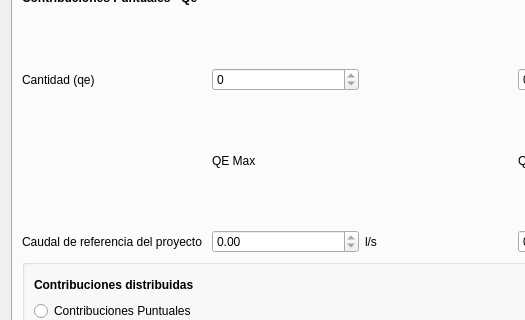
This is app/resources/parameter_dialog.ui in EL-BID/red_basica as Qt 5 draws it before an edit; both pictures show x 0 to 525 and y 362 to 682 of the 839 by 828 pixel window. The edited form follows.
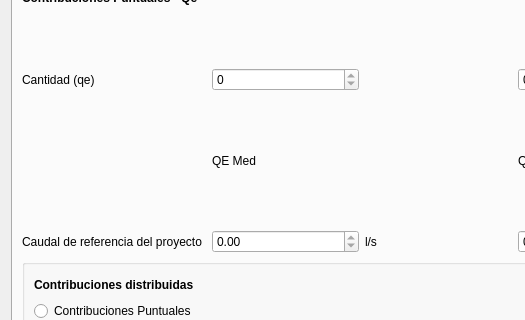
This is the edited form. Icons and pictures are not drawn.

Diff of the .ui file:
```diff
--- a/app/resources/parameter_dialog.ui
+++ b/app/resources/parameter_dialog.ui
@@ -57,7 +57,7 @@
        <item row="12" column="1">
         <widget class="QLabel" name="qeMaxLabel">
          <property name="text">
-          <string>QE Max</string>
+          <string>QE Med</string>
          </property>
         </widget>
        </item>
```
Left out of the diff: 4 changed lines with no effect on the pictures.
